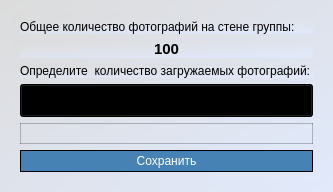
Qt form ui/setting_wall_window.ui (khaustova/vk-photos-parser) before a commit.
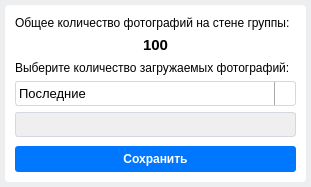
The same form after that commit. Icons and pictures are not drawn.

Commit message: Style resizing

```diff
--- a/ui/setting_wall_window.ui
+++ b/ui/setting_wall_window.ui
@@ -6,20 +6,65 @@
    <rect>
     <x>0</x>
     <y>0</y>
-    <width>333</width>
-    <height>166</height>
+    <width>311</width>
+    <height>187</height>
    </rect>
   </property>
+  <property name="minimumSize">
+   <size>
+    <width>311</width>
+    <height>187</height>
+   </size>
+  </property>
+  <property name="maximumSize">
+   <size>
+    <width>311</width>
+    <height>187</height>
+   </size>
+  </property>
   <property name="windowTitle">
    <string>Dialog</string>
   </property>
   <property name="styleSheet">
-   <string notr="true">background-color: qlineargradient(spread:pad, x1:1, y1:1, x2:0, y2:0, stop:0 rgba(225, 233, 251, 255), stop:1 rgba(220, 220, 220, 255));</string>
+   <string notr="true">background-color: #edeef0;
+font-family: Arial;
+font-size: 12px;</string>
   </property>
   <layout class="QVBoxLayout" name="verticalLayout_2">
+   <property name="spacing">
+    <number>0</number>
+   </property>
+   <property name="leftMargin">
+    <number>5</number>
+   </property>
+   <property name="topMargin">
+    <number>5</number>
+   </property>
+   <property name="rightMargin">
+    <number>5</number>
+   </property>
+   <property name="bottomMargin">
+    <number>5</number>
+   </property>
    <item>
     <widget class="QFrame" name="wall_frame">
+     <property name="styleSheet">
+      <string notr="true">background-color: white;
+border-radius: 4px;</string>
+     </property>
      <layout class="QVBoxLayout" name="verticalLayout">
+      <property name="leftMargin">
+       <number>10</number>
+      </property>
+      <property name="topMargin">
+       <number>10</number>
+      </property>
+      <property name="rightMargin">
+       <number>10</number>
+      </property>
+      <property name="bottomMargin">
+       <number>10</number>
+      </property>
       <item>
        <widget class="QLabel" name="label_define_count">
         <property name="text">
@@ -44,7 +89,7 @@
       <item>
        <widget class="QLabel" name="label_select_photo">
         <property name="text">
-         <string>Определите  количество загружаемых фотографий:</string>
+         <string>Выберите количество загружаемых фотографий:</string>
         </property>
        </widget>
       </item>
@@ -56,11 +101,53 @@
 padding: 5px;
 selection-background-color: transparent;
 height: 21px;
+border: 1px solid #d3d9de;
+border-radius: 3px;
+padding: 1px 18px 1px 3px;
+min-width: 6em;
 }
-</string>
+
+QComboBox:on {
+padding-top: 3px;
+padding-left: 4px;
+}
+
+QComboBox::drop-down {
+subcontrol-origin: padding;
+subcontrol-position: top right;
+width: 20px;
+border-left-width: 1px;
+border-left-color: darkgray;
+border-left-style: solid;
+border-top-right-radius: 3px;
+border-bottom-right-radius: 3px;
+}
+
+QComboBox::down-arrow {
+image: url(:/icon/icons/keyboard_arrow_down.png);
+width: 25px;
+}
+
+QComboBox::down-arrow:on { 
+top: 1px;
+left: 1px;
+}
+
+QComboBox QAbstractItemView {
+background-color: rgb(249, 249, 249);
+border: 1px solid #d3d9de;
+border-radius: 3px;
+padding: 3px;
+selection-background-color:#ebf2fa;
+selection-color: black;
+}
+
+QComboBox QAbstractItemView::item {
+padding: 5px;
+}</string>
         </property>
         <property name="currentIndex">
-         <number>0</number>
+         <number>1</number>
         </property>
         <property name="frame">
          <bool>true</bool>
@@ -90,19 +177,20 @@
         <property name="minimumSize">
          <size>
           <width>0</width>
-          <height>21</height>
+          <height>0</height>
          </size>
         </property>
         <property name="maximumSize">
          <size>
           <width>16777215</width>
-          <height>21</height>
+          <height>658786</height>
          </size>
         </property>
         <property name="styleSheet">
          <string notr="true">QLineEdit {
 background-color: white;
-border: 1px solid black;
+border: 1px solid #d3d9de;
+border-radius: 3px;
 padding: 1px;
 height: 21px;
 }
@@ -114,8 +202,7 @@
 }
 
 QLineEdit::disabled {
-background-color: transparent;
-border: 1px solid rgba(0, 0, 0, 60)
+background-color: rgb(239, 239, 239);
 }
 
 
@@ -131,10 +218,14 @@
         </property>
         <property name="styleSheet">
          <string notr="true">QPushButton {
-background-color: rgb(70, 130, 180);
+background-color: #0077FF;
 color: white;
-border: 1px solid black;
-padding: 3px 3px;
+border: none;
+font-weight: bold;
+padding: 3px;
+margin-top: 3px;
+height: 20px;
+border-radius: 3px;
 }
 
 QPushButton:hover {
```
Left out of the diff: 14 changed lines with no effect on the pictures. The commit also changes 5 other files.
